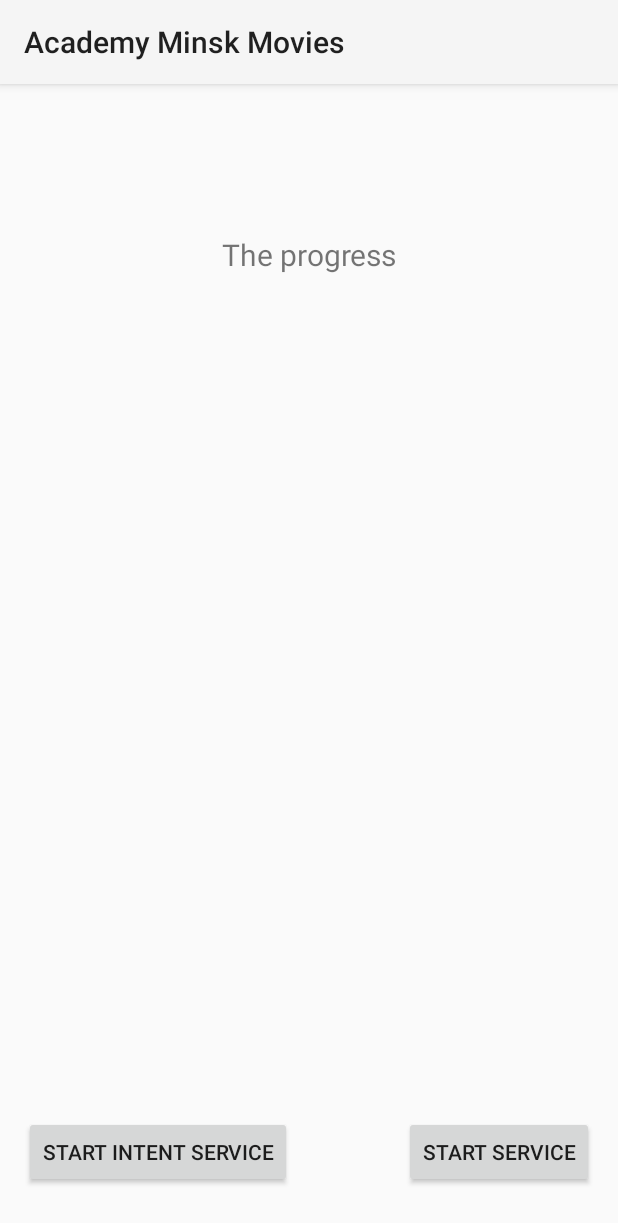
After one commit to android-academy-minsk/fundamentals-2019-excercise, an Android app: the BGServiceActivity screen opened directly, with no data from a screen before it, on a phone screen of 412 x 824 dp. The commit adds this screen. Shown: the top 1223 px of the screen. Run offline under Robolectric (Android 15) with nearby library versions, the phone set to English and light mode, and no system bars.

Commit message:
services added

```diff
--- a/app/src/main/java/by/androidacademy/firstapplication/api/TmdbServiceApi.kt
+++ b/app/src/main/java/by/androidacademy/firstapplication/api/TmdbServiceApi.kt
@@ -10,13 +10,13 @@ interface TmdbServiceApi {
 
     @GET("movie/popular")
     suspend fun getPopularMovies(
-        @Query("api_key") apiKey: String = Secrets.SERVER_API_KEY
+        @Query("api_key") apiKey: String = Secret.SERVER_API_KEY
     ): PopularMoviesDto
 
 
     @GET("movie/{movieId}/videos")
     suspend fun getMovieVideos(
         @Path("movieId") movieId: Int,
-        @Query("api_key") apiKey: String = Secrets.SERVER_API_KEY
+        @Query("api_key") apiKey: String = Secret.SERVER_API_KEY
     ): MovieVideosDto
 }
--- /dev/null
+++ b/app/src/main/java/by/androidacademy/firstapplication/services/BGServiceActivity.kt
@@ -0,0 +1,25 @@
+package by.androidacademy.firstapplication.services
+
+import android.os.Bundle
+import androidx.appcompat.app.AppCompatActivity
+
+class BGServiceActivity : AppCompatActivity(){
+
+    private var bgServiceFragment: BGServiceFragment? = null
+
+    override fun onCreate(savedInstanceState: Bundle?) {
+        super.onCreate(savedInstanceState)
+        if (savedInstanceState == null) {
+            val fragment = BGServiceFragment.newInstance().also { bgServiceFragment = it }
+
+            supportFragmentManager.beginTransaction()
+                .replace(android.R.id.content, fragment, BGServiceFragment.FRAGMENT_TAG)
+                .commit()
+        } else {
+            bgServiceFragment =
+                supportFragmentManager.findFragmentByTag(BGServiceFragment.FRAGMENT_TAG) as? BGServiceFragment
+        }
+
+    }
+
+}
--- /dev/null
+++ b/app/src/main/java/by/androidacademy/firstapplication/services/BGServiceFragment.kt
@@ -0,0 +1,34 @@
+package by.androidacademy.firstapplication.services
+
+import android.os.Bundle
+import android.view.LayoutInflater
+import android.view.View
+import android.view.ViewGroup
+import androidx.fragment.app.Fragment
+import kotlinx.android.synthetic.main.fragment_bg_service.*
+
+
+
+class BGServiceFragment: Fragment() {
+
+    companion object {
+        const val FRAGMENT_TAG = "fragment_counterFragment"
+        fun newInstance(): BGServiceFragment {
+            return BGServiceFragment()
+        }
+    }
+
+    override fun onCreateView(
+        inflater: LayoutInflater,
+        container: ViewGroup?,
+        savedInstanceState: Bundle?
+    ): View? {
+        return inflater.inflate(by.androidacademy.firstapplication.R.layout.fragment_bg_service, container, false)
+    }
+
+    override fun onViewCreated(view: View, savedInstanceState: Bundle?) {
+        super.onViewCreated(view, savedInstanceState)
+        btn_intent_service.setOnClickListener {  }
+        bnt_service.setOnClickListener {  }
+    }
+}
--- /dev/null
+++ b/app/src/main/res/layout/fragment_bg_service.xml
@@ -0,0 +1,48 @@
+<?xml version="1.0" encoding="utf-8"?>
+<androidx.constraintlayout.widget.ConstraintLayout xmlns:android="http://schemas.android.com/apk/res/android"
+    xmlns:app="http://schemas.android.com/apk/res-auto"
+    android:layout_width="match_parent"
+    android:layout_height="match_parent"
+    android:orientation="vertical">
+
+    <TextView
+        android:id="@+id/tv_progress"
+        android:layout_width="wrap_content"
+        android:layout_height="wrap_content"
+        android:layout_marginTop="100dp"
+        android:text="The progress"
+        android:textSize="20sp"
+        app:layout_constraintEnd_toEndOf="parent"
+        app:layout_constraintStart_toStartOf="parent"
+        app:layout_constraintTop_toTopOf="parent" />
+
+    <TextView
+        android:id="@+id/tv_result_progress"
+        android:layout_width="wrap_content"
+        android:layout_height="wrap_content"
+        android:layout_marginTop="16dp"
+        android:textSize="20sp"
+        app:layout_constraintEnd_toEndOf="parent"
+        app:layout_constraintStart_toStartOf="parent"
+        app:layout_constraintTop_toBottomOf="@+id/tv_progress" />
+
+    <Button
+        android:id="@+id/btn_intent_service"
+        android:layout_width="wrap_content"
+        android:layout_height="wrap_content"
+        android:layout_marginStart="16dp"
+        android:layout_marginBottom="32dp"
+        android:text="Start Intent Service"
+        app:layout_constraintBottom_toBottomOf="parent"
+        app:layout_constraintStart_toStartOf="parent" />
+
+    <Button
+        android:id="@+id/bnt_service"
+        android:layout_width="wrap_content"
+        android:layout_height="wrap_content"
+        android:layout_marginEnd="16dp"
+        android:layout_marginBottom="32dp"
+        android:text="Start Service"
+        app:layout_constraintBottom_toBottomOf="parent"
+        app:layout_constraintEnd_toEndOf="parent" />
+</androidx.constraintlayout.widget.ConstraintLayout>
--- a/app/src/main/res/menu/movies_activity_menu.xml
+++ b/app/src/main/res/menu/movies_activity_menu.xml
@@ -13,4 +13,10 @@
         android:icon="@drawable/ic_delete_forever_white_24dp"
         app:showAsAction="always"/>
 
+    <item
+        android:id="@+id/action_open_background_service_activity"
+        android:title="@string/menu_open_background_service_activity"
+        android:icon="@android:drawable/ic_menu_manage"
+        app:showAsAction="never"/>
+
 </menu>
--- a/app/src/main/res/values/strings.xml
+++ b/app/src/main/res/values/strings.xml
@@ -21,5 +21,6 @@
     <string name="error_load_trailer">Can\'t load trailer: %1$s</string>
 
     <string name="menu_delete_all_movies">Delete all movies</string>
+    <string name="menu_open_background_service_activity">Open Background Service Activity</string>
 
 </resources>
```
Also changed, not shown: app/src/main/AndroidManifest.xml (+15 -0 lines), app/src/main/java/by/androidacademy/firstapplication/list/MoviesActivity.kt (+7 -2 lines), app/src/main/java/by/androidacademy/firstapplication/services/IntentServiceProgress.kt (added, +48 -0 lines), app/src/main/java/by/androidacademy/firstapplication/services/ServiceHandler.kt (added, +15 -0 lines), app/src/main/java/by/androidacademy/firstapplication/services/ServiceProgress.kt (added, +40 -0 lines).
